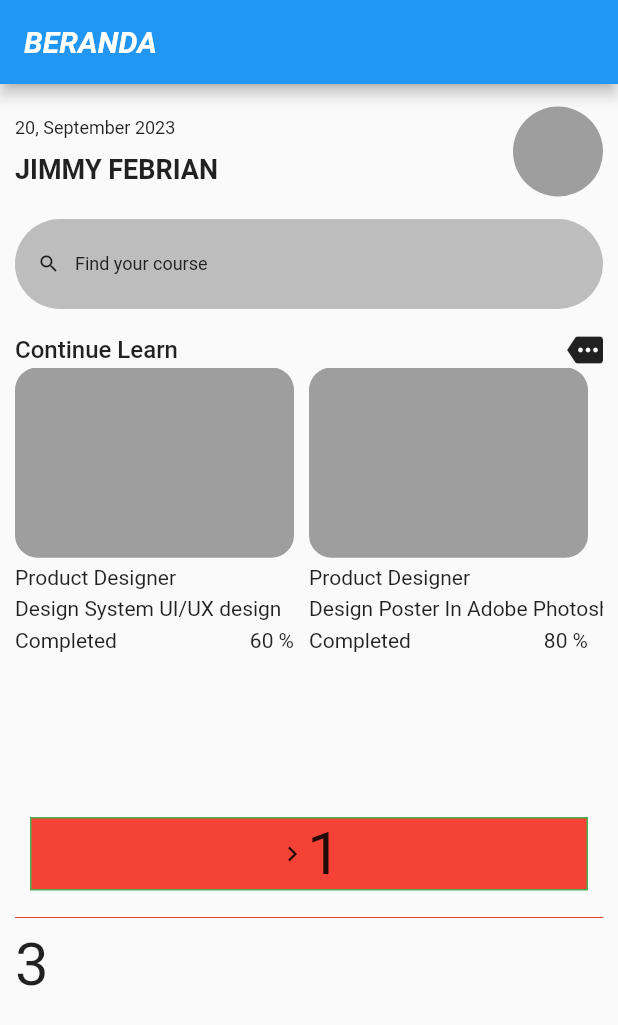
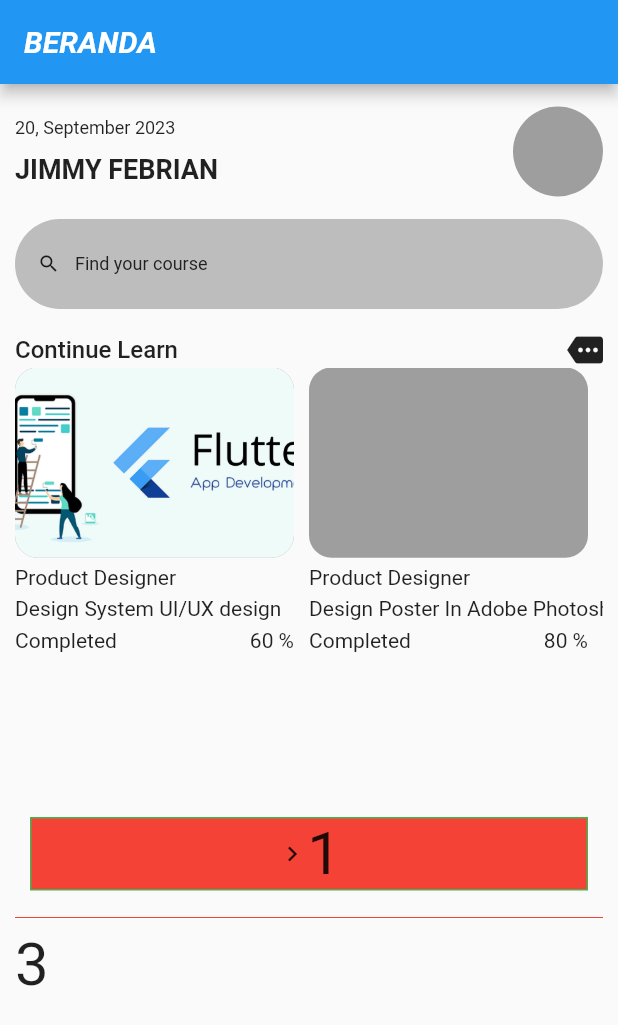
Before and after one commit to bagoelz/kelas-flutter, a Flutter app: the screen it shows after launch, on a phone screen of 412 x 824 dp. Shown: the top 1025 px of the screen. Run offline on Flutter 3.47's test engine with Material 2 defaults, Android fonts, the phone set to English and light mode, and no system bars.

Commit message:
update image

```diff
--- a/kelas_flutter/lib/view/learn.dart
+++ b/kelas_flutter/lib/view/learn.dart
@@ -10,6 +10,7 @@ class LearnWidget extends StatelessWidget {
       LearnModel(
           title: "Design System UI/UX design",
           subtitle: "Product Designer",
+          image: "assets/kelas_flutter.png",
           id: 1,
           progress: 60),
       LearnModel(
@@ -30,18 +31,25 @@ class LearnWidget extends StatelessWidget {
               Container(
                 width: (lebar / 2) - 10,
                 height: tinggi / 6.5,
-                decoration: BoxDecoration(
-                    color: Colors.grey,
-                    borderRadius: BorderRadius.circular(15)),
+                decoration: dataLoop.image != null
+                    ? BoxDecoration(
+                        image: DecorationImage(
+                            image: AssetImage(dataLoop.image!),
+                            fit: BoxFit.cover),
+                        color: Colors.grey,
+                        borderRadius: BorderRadius.circular(15))
+                    : BoxDecoration(
+                        color: Colors.grey,
+                        borderRadius: BorderRadius.circular(15)),
               ),
               const SizedBox(
                 height: 5,
               ),
-              Text(dataLoop.subtitle!),
+              Text(dataLoop.subtitle),
               const SizedBox(
                 height: 5,
               ),
-              Text(dataLoop.title!),
+              Text(dataLoop.title),
               const SizedBox(
                 height: 5,
               ),
@@ -64,13 +72,14 @@ class LearnWidget extends StatelessWidget {
 }
 
 class LearnModel {
-  String? title, subtitle;
+  late String title, subtitle;
   late int id, progress;
-
+  String? image;
   LearnModel({
-    this.title,
+    required this.title,
     required this.subtitle,
     required this.id,
+    this.image,
     required this.progress,
   });
 }
--- a/kelas_flutter/pubspec.yaml
+++ b/kelas_flutter/pubspec.yaml
@@ -60,9 +60,8 @@ flutter:
   uses-material-design: true
 
   # To add assets to your application, add an assets section, like this:
-  # assets:
-  #   - images/a_dot_burr.jpeg
-  #   - images/a_dot_ham.jpeg
+  assets:
+    - assets/
 
   # An image asset can refer to one or more resolution-specific "variants", see
   # https://flutter.dev/assets-and-images/#resolution-aware
```
Also changed, not shown: kelas_flutter/assets/kelas_flutter.png (added).
